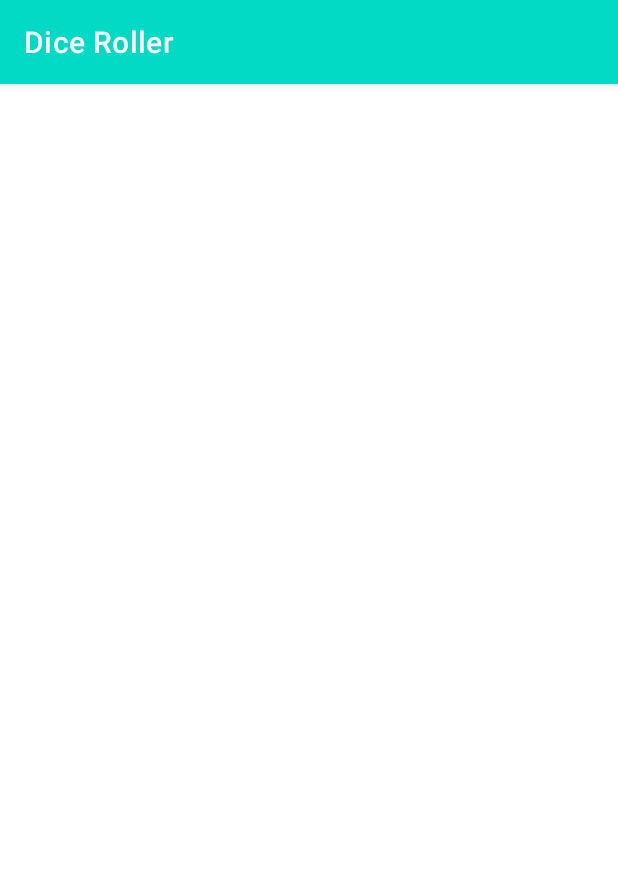
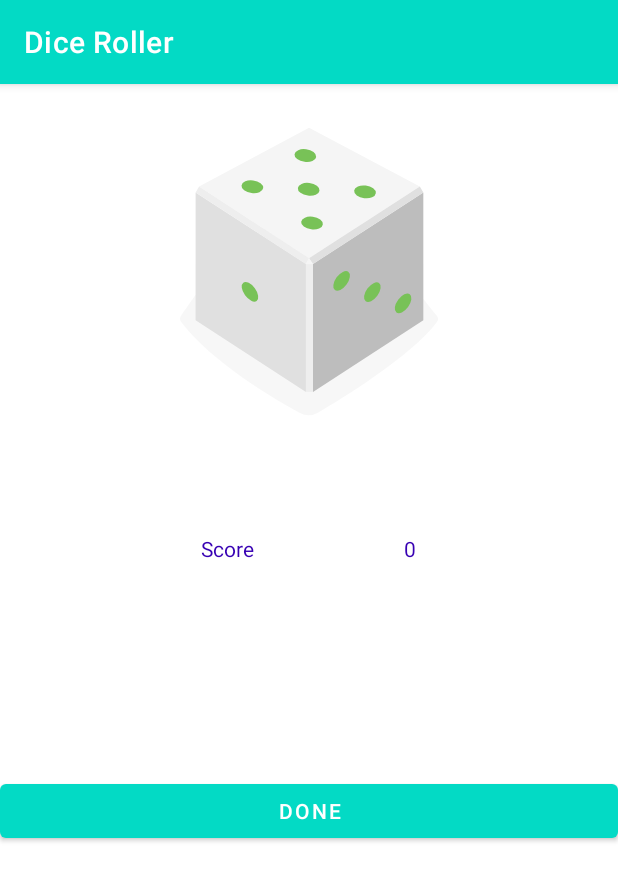
Before and after one commit to pgmpofu/dice_roller, an Android app: the GuessByVoice screen opened directly, with no data from a screen before it, on a phone screen of 412 x 824 dp. Shown: the top 881 px of the screen. Run offline under Robolectric (Android 15) with nearby library versions, the phone set to English and light mode, and no system bars; 1 statement that could not run was skipped.

Commit message:
Add ability to guess number via text

```diff
--- a/app/src/main/java/com/ai/diceroller/ui/GuessByVoice.kt
+++ b/app/src/main/java/com/ai/diceroller/ui/GuessByVoice.kt
@@ -2,11 +2,53 @@ package com.ai.diceroller.ui
 
 import androidx.appcompat.app.AppCompatActivity
 import android.os.Bundle
+import android.text.Editable
+import android.widget.Toast
 import com.ai.diceroller.R
+import kotlinx.android.synthetic.main.activity_guess_by_text.*
+import kotlinx.android.synthetic.main.activity_guess_by_voice.*
+import kotlinx.android.synthetic.main.activity_guess_by_voice.diceImage
+import kotlinx.android.synthetic.main.activity_guess_by_voice.scoreValue
+import java.lang.NumberFormatException
+import java.util.*
 
-class GuessByVoice : AppCompatActivity() {
+class   GuessByVoice : AppCompatActivity() {
+
+    lateinit var guessText: String
+
     override fun onCreate(savedInstanceState: Bundle?) {
         super.onCreate(savedInstanceState)
         setContentView(R.layout.activity_guess_by_voice)
+
+        guessText = savedInstanceState?.get("mGuessText").toString()
+
+        guess(guessText)
+
+        doneButton.setOnClickListener {
+            finish()
+        }
+    }
+
+    private fun guess(guessText: String) {
+            val randomNumber = Random().nextInt(6) + 1
+            val drawableResource = when (randomNumber) {
+                1 -> R.drawable.dice_1
+                2 -> R.drawable.dice_2
+                3 -> R.drawable.dice_3
+                4 -> R.drawable.dice_4
+                5 -> R.drawable.dice_5
+                else -> R.drawable.dice_6
+            }
+            diceImage.setImageResource(drawableResource)
+
+            if (randomNumber == guessText.toInt()) {
+                Toast.makeText(applicationContext, R.string.correct_guess, Toast.LENGTH_LONG).show()
+                scoreValue.text = Editable.Factory.getInstance().newEditable(
+                        scoreValue.text.toString()
+                                .toInt().plus(1).toString()
+                )
+            } else {
+                Toast.makeText(applicationContext, R.string.incorrect_guess, Toast.LENGTH_LONG).show()
+            }
     }
 }
--- a/app/src/main/res/layout/activity_guess_by_voice.xml
+++ b/app/src/main/res/layout/activity_guess_by_voice.xml
@@ -6,4 +6,57 @@
     android:layout_height="match_parent"
     tools:context=".ui.GuessByVoice">
 
+    <ImageView
+        android:id="@+id/diceImage"
+        android:layout_width="wrap_content"
+        android:layout_height="wrap_content"
+        android:layout_marginStart="16dp"
+        android:layout_marginTop="16dp"
+        android:layout_marginEnd="16dp"
+        android:contentDescription="@string/dice_img_desc"
+        app:layout_constraintEnd_toEndOf="parent"
+        app:layout_constraintStart_toStartOf="parent"
+        app:layout_constraintTop_toBottomOf="@id/guessButton"
+        app:srcCompat="@drawable/empty_dice" />
+
+    <LinearLayout
+        android:id="@+id/linearLayout"
+        android:layout_width="match_parent"
+        android:layout_height="wrap_content"
+        android:gravity="center"
+        android:orientation="horizontal"
+        android:textAlignment="center"
+        app:layout_constraintEnd_toEndOf="@id/diceImage"
+        app:layout_constraintStart_toStartOf="@id/diceImage"
+        app:layout_constraintTop_toBottomOf="@id/diceImage">
+
+        <TextView
+            android:id="@+id/scoreTitle"
+            android:layout_width="wrap_content"
+            android:layout_height="wrap_content"
+            android:padding="50dp"
+            android:text="@string/score"
+            android:textAlignment="center"
+            android:textColor="@color/purple_700" />
+
+        <TextView
+            android:id="@+id/scoreValue"
+            android:layout_width="wrap_content"
+            android:layout_height="wrap_content"
+            android:padding="50dp"
+            android:text="@string/score_value"
+            android:textAlignment="center"
+            android:textColor="@color/purple_700"/>
+    </LinearLayout>
+
+    <Button
+        android:id="@+id/doneButton"
+        android:layout_width="0dp"
+        android:layout_height="wrap_content"
+        android:layout_marginTop="91dp"
+        android:text="@string/done_button"
+        app:layout_constraintEnd_toEndOf="parent"
+        app:layout_constraintStart_toStartOf="parent"
+        app:layout_constraintTop_toBottomOf="@+id/linearLayout" />
+
 </androidx.constraintlayout.widget.ConstraintLayout>
--- a/app/src/main/res/values/strings.xml
+++ b/app/src/main/res/values/strings.xml
@@ -7,4 +7,6 @@
     <string name="enter_number">Enter a number between 1 and 6</string>
     <string name="incorrect_guess">"Your guess was incorrect"</string>
     <string name="correct_guess">"Your guess was correct!!"</string>
+    <string name="dice_img_desc">An image of dice</string>
+    <string name="done_button">Done</string>
 </resources>
```
Also changed, not shown: app/src/main/java/com/ai/diceroller/ui/MainActivity.kt (+20 -2 lines), app/src/main/res/layout/activity_guess_by_text.xml (+5 -3 lines).
